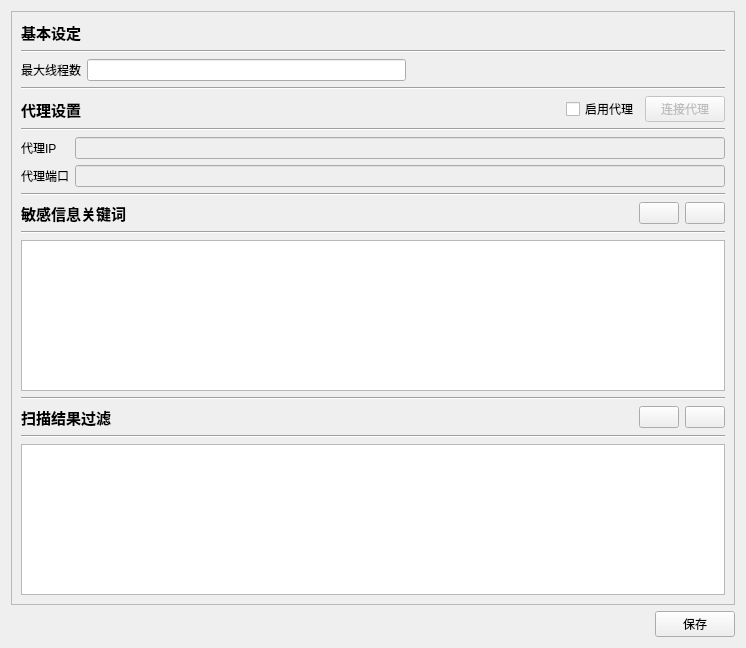
This is ui/ui_conf.ui in abcd1234564499sc/scanJSUrlThreading as Qt 5 draws it before an edit. The edited form follows.
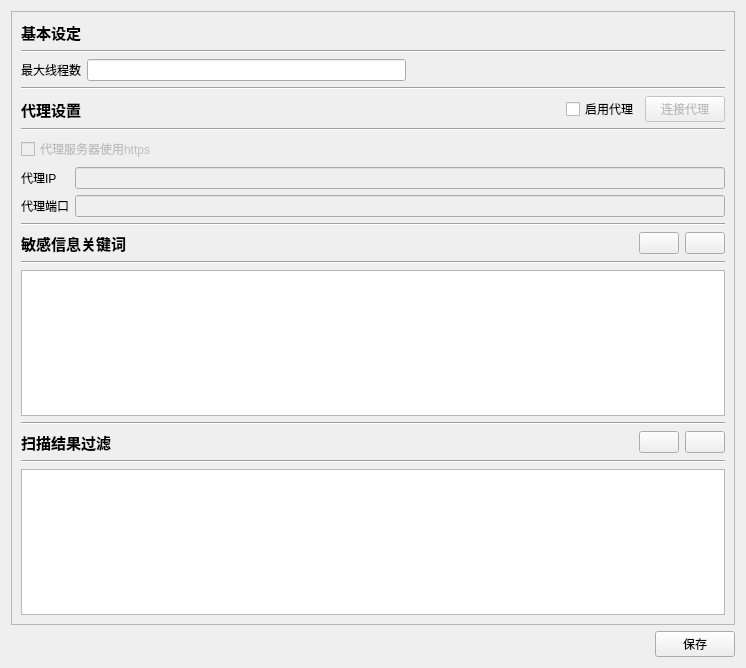
This is the edited form. Icons and pictures are not drawn.

Commit message:
修复v2.7代理设置BUG
修复v2.7代理设置BUG

The edit to the form file:
```diff
--- a/ui/ui_conf.ui
+++ b/ui/ui_conf.ui
@@ -7,7 +7,7 @@
     <x>0</x>
     <y>0</y>
     <width>746</width>
-    <height>648</height>
+    <height>668</height>
    </rect>
   </property>
   <property name="windowTitle">
@@ -31,7 +31,7 @@
           <x>0</x>
           <y>0</y>
           <width>724</width>
-          <height>590</height>
+          <height>610</height>
          </rect>
         </property>
         <layout class="QVBoxLayout" name="verticalLayout">
@@ -147,6 +147,33 @@
            </property>
           </widget>
          </item>
+         <item>
+          <layout class="QHBoxLayout" name="horizontalLayout_5">
+           <item>
+            <widget class="QCheckBox" name="ifProxyHttpsCheckBox">
+             <property name="enabled">
+              <bool>false</bool>
+             </property>
+             <property name="text">
+              <string>代理服务器使用https</string>
+             </property>
+            </widget>
+           </item>
+           <item>
+            <spacer name="horizontalSpacer_5">
+             <property name="orientation">
+              <enum>Qt::Horizontal</enum>
+             </property>
+             <property name="sizeHint" stdset="0">
+              <size>
+               <width>40</width>
+               <height>20</height>
+              </size>
+             </property>
+            </spacer>
+           </item>
+          </layout>
+         </item>
          <item>
           <layout class="QGridLayout" name="gridLayout">
            <item row="1" column="1">
```
The commit also changes 3 other files.
